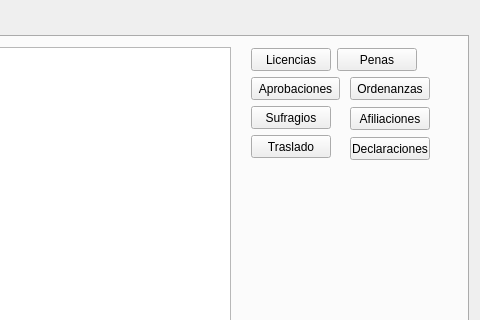
This is gui/dlgdetalles.ui in rogorido/qtpredicadores as Qt 5 draws it before an edit; both pictures show x 213 to 693 and y 0 to 320 of the 693 by 411 pixel window. The edited form follows.
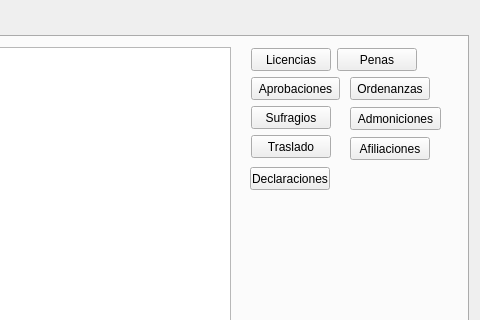
This is the edited form.

The edit to the form file:
```diff
--- a/gui/dlgdetalles.ui
+++ b/gui/dlgdetalles.ui
@@ -88,8 +88,8 @@
       <widget class="QPushButton" name="btDeclaraciones">
        <property name="geometry">
         <rect>
-         <x>550</x>
-         <y>100</y>
+         <x>450</x>
+         <y>130</y>
          <width>80</width>
          <height>23</height>
         </rect>
@@ -141,7 +141,7 @@
        <property name="geometry">
         <rect>
          <x>550</x>
-         <y>70</y>
+         <y>100</y>
          <width>80</width>
          <height>23</height>
         </rect>
@@ -150,6 +150,19 @@
         <string>Afiliaciones</string>
        </property>
       </widget>
+      <widget class="QPushButton" name="btAdmoniciones">
+       <property name="geometry">
+        <rect>
+         <x>550</x>
+         <y>70</y>
+         <width>91</width>
+         <height>23</height>
+        </rect>
+       </property>
+       <property name="text">
+        <string>Admoniciones</string>
+       </property>
+      </widget>
      </widget>
      <widget class="QWidget" name="tab">
       <attribute name="title">
```
